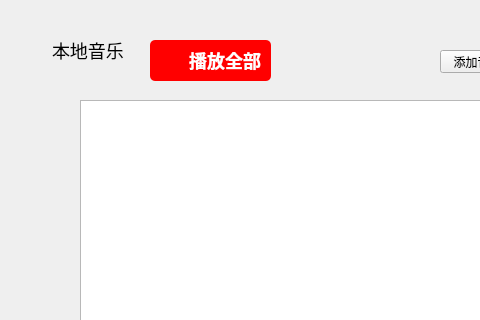
Old version of the form MyPlayMusic/localmusicwidget.ui in the repository Sakeyuan/MyMusicPlayer; both pictures show x 0 to 480 and y 0 to 320 of the 685 by 494 pixel window.
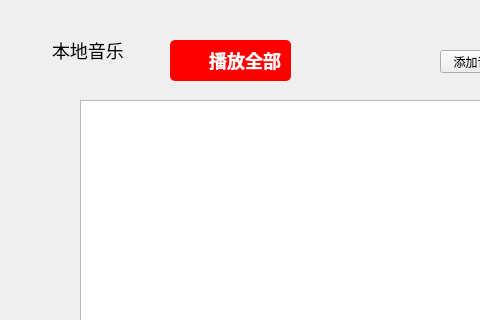
New version of the form. Icons and pictures are not drawn.

```diff
--- a/MyPlayMusic/localmusicwidget.ui
+++ b/MyPlayMusic/localmusicwidget.ui
@@ -51,7 +51,7 @@
    <widget class="QPushButton" name="playAllMusicBtn">
     <property name="geometry">
      <rect>
-      <x>120</x>
+      <x>140</x>
       <y>20</y>
       <width>121</width>
       <height>41</height>
```
